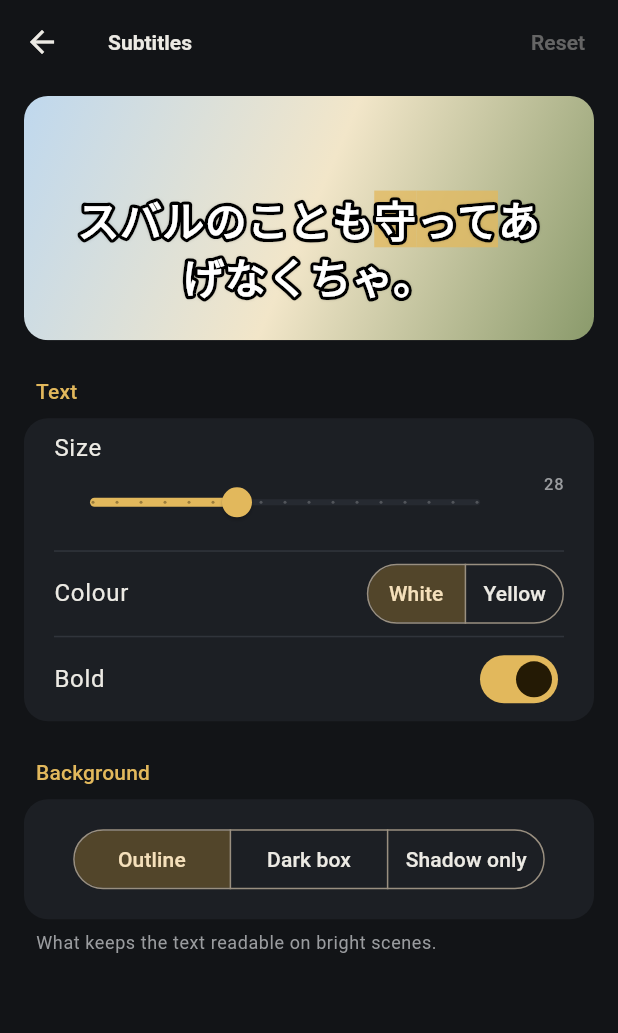
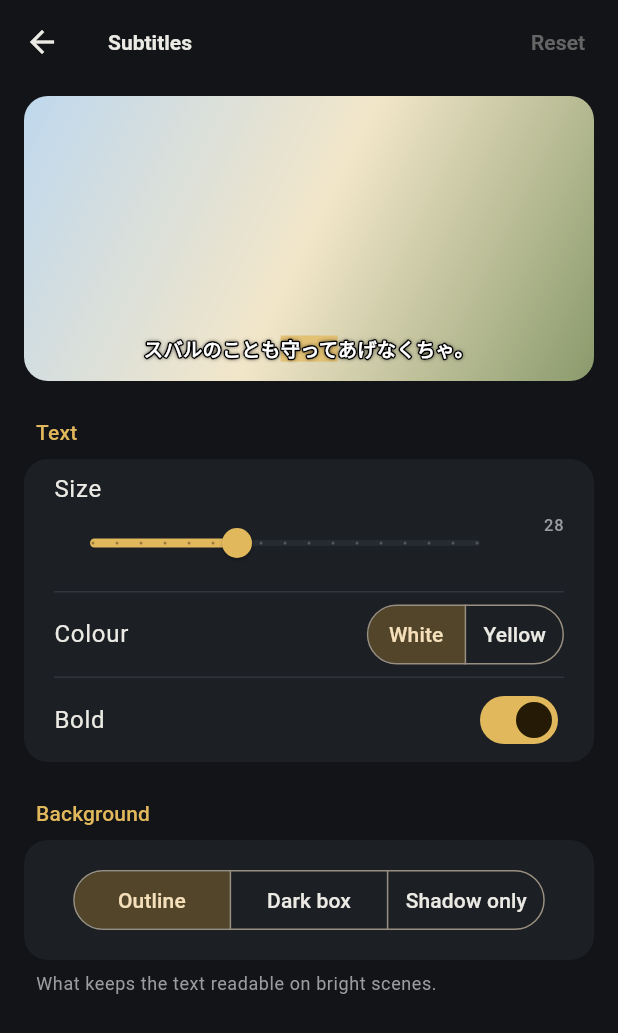
Before and after one commit to DuoX371/kotohori, a Flutter app: the SubtitleStyleScreen screen opened directly, on a phone screen of 412 x 824 dp. Shown: the top 1033 px of the screen. Run offline on Flutter 3.47's test engine with Material 3 defaults, Android fonts, the phone set to English and light mode, and no system bars; our stand-ins replace dio, drift, file_picker, flutter_riverpod, shared_preferences and 1 more; missing offline and left inert: charset, dart:ffi, media_kit, media_kit_video, sqlite3, webview_flutter_android; accounts and stored records are empty; generated files the repository leaves out were written again; network calls fail; Roboto replaces fonts that are missing (ZenKakuGothicNew); statements that could not run were skipped.

Commit message:
add 'screenshot' button, subtitle display ratio in subtitle appearance settings

```diff
--- a/lib/features/settings/subtitle_style_screen.dart
+++ b/lib/features/settings/subtitle_style_screen.dart
@@ -119,21 +119,34 @@ class _Preview extends ConsumerWidget {
   @override
   Widget build(BuildContext context, WidgetRef ref) {
     final s = ref.watch(subtitleStyleProvider);
+    // A shrunken copy of the whole landscape screen, so the text keeps the
+    // same proportion to the picture as in the player.
+    final m = MediaQuery.sizeOf(context);
+    final screen = Size(m.longestSide, m.shortestSide);
     return Card(
+      clipBehavior: Clip.antiAlias,
       child: AspectRatio(
-        aspectRatio: 21 / 9,
+        aspectRatio: screen.aspectRatio,
+        child: FittedBox(
+          child: SizedBox.fromSize(
+            size: screen,
             child: DecoratedBox(
               decoration: const BoxDecoration(
                 gradient: LinearGradient(
                   begin: Alignment.topLeft,
                   end: Alignment.bottomRight,
-              colors: [Color(0xFFBFD8EE), Color(0xFFF2E6C9), Color(0xFF8A9A6B)],
+                  colors: [
+                    Color(0xFFBFD8EE),
+                    Color(0xFFF2E6C9),
+                    Color(0xFF8A9A6B),
+                  ],
                 ),
               ),
               child: Align(
                 alignment: Alignment.bottomCenter,
                 child: Padding(
-              padding: const EdgeInsets.fromLTRB(16, 0, 16, 20),
+                  // Same margins as the player.
+                  padding: const EdgeInsets.fromLTRB(16, 0, 16, 24),
                   child: SubtitleText(
                     'スバルのことも守ってあげなくちゃ。',
                     style: s,
@@ -143,6 +156,8 @@ class _Preview extends ConsumerWidget {
               ),
             ),
           ),
+        ),
+      ),
     );
   }
 }
```
Also changed, not shown: lib/features/player/copy_scene.dart (added, +41 -0 lines), lib/features/player/player_screen.dart (+39 -1 lines), 3 other files. Lines whose indentation alone changed are shown as unchanged.
